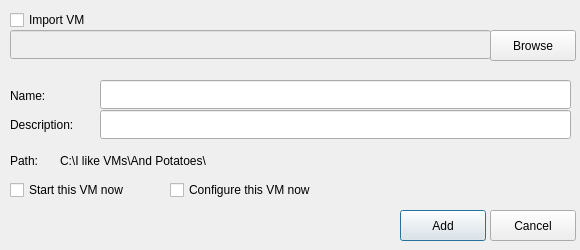
Old version of the form ui/addvm.ui in the repository insanemal/86box_manager_py.
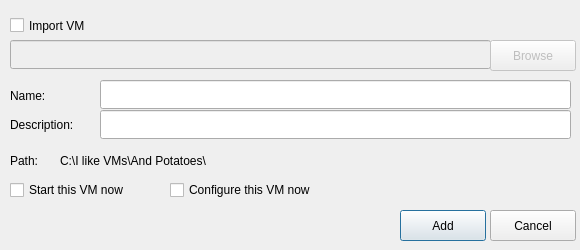
New version of the form.

```diff
--- a/ui/addvm.ui
+++ b/ui/addvm.ui
@@ -22,7 +22,7 @@
      <x>10</x>
      <y>10</y>
      <width>91</width>
-     <height>20</height>
+     <height>31</height>
     </rect>
    </property>
    <property name="text">
@@ -36,17 +36,20 @@
    <property name="geometry">
     <rect>
      <x>10</x>
-     <y>30</y>
+     <y>40</y>
      <width>481</width>
      <height>29</height>
     </rect>
    </property>
   </widget>
   <widget class="QPushButton" name="browseImport">
+   <property name="enabled">
+    <bool>false</bool>
+   </property>
    <property name="geometry">
     <rect>
      <x>490</x>
-     <y>30</y>
+     <y>40</y>
      <width>86</width>
      <height>31</height>
     </rect>
```
